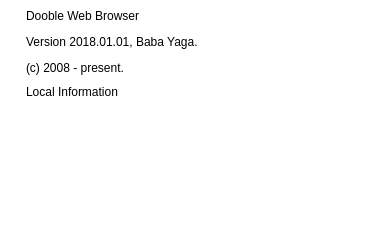
First picture: the form in 2.x/UI/dooble_about.ui, repository textbrowser/dooble, before the edit.
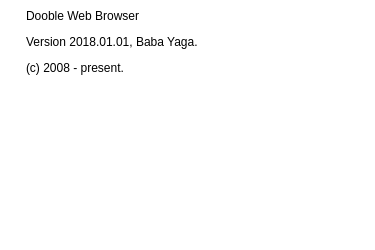
Second picture: the form after the edit. Icons and pictures are not drawn.

Commit message: Single label.

Diff of the .ui file:
```diff
--- a/2.x/UI/dooble_about.ui
+++ b/2.x/UI/dooble_about.ui
@@ -59,19 +59,6 @@
         </property>
        </widget>
       </item>
-      <item>
-       <widget class="QLabel" name="local_information">
-        <property name="styleSheet">
-         <string notr="true">QWidget {background-color: white;}</string>
-        </property>
-        <property name="text">
-         <string>Local Information</string>
-        </property>
-        <property name="textInteractionFlags">
-         <set>Qt::LinksAccessibleByMouse|Qt::TextSelectableByKeyboard|Qt::TextSelectableByMouse</set>
-        </property>
-       </widget>
-      </item>
       <item>
        <spacer name="verticalSpacer">
         <property name="orientation">
```
Left out of the diff: 2 changed lines with no effect on the pictures. The commit also changes 1 other file.
